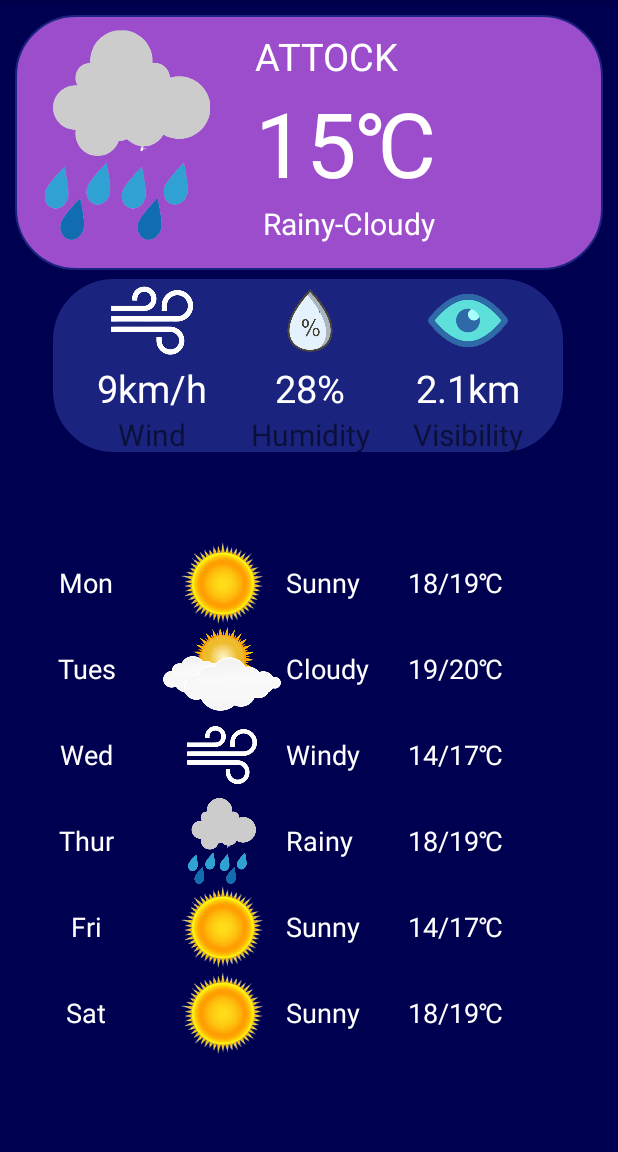
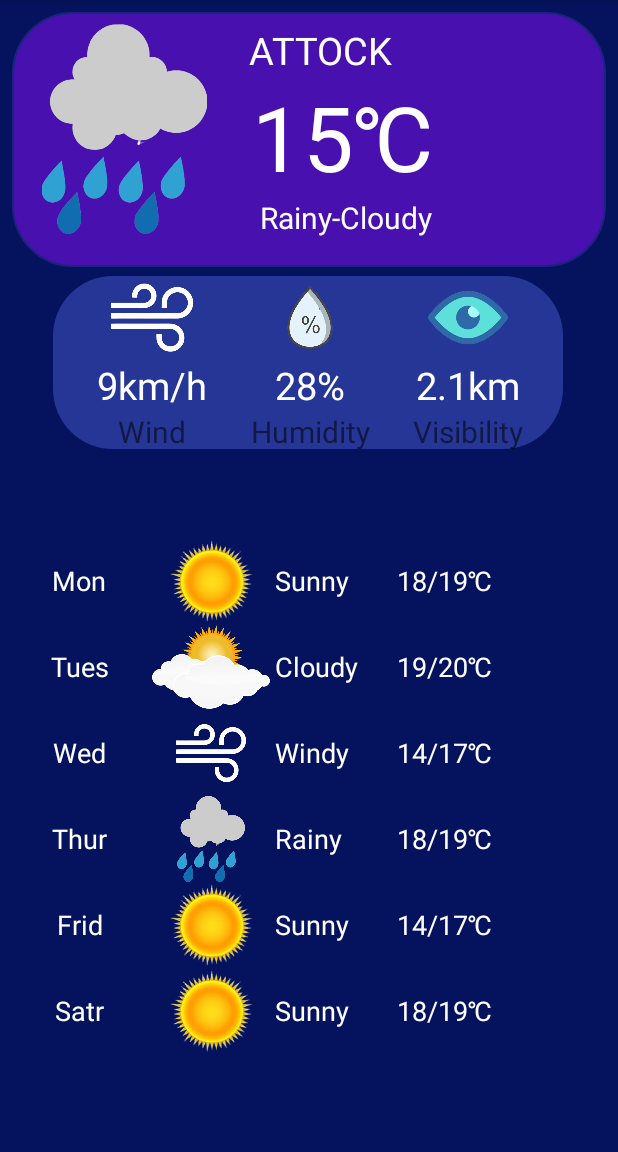
Before and after one commit to Imrankhankhattar/MobileAPP, an Android app: the screen it shows after launch (MainActivity), on a phone screen of 412 x 824 dp, the part 84-1236 px from its top. Run offline under Robolectric (Android 15) with nearby library versions, the light colour scheme and no system bars.

Commit message:
WeatherApp GUI

```diff
--- a/app/src/main/res/drawable/backgrnd.xml
+++ b/app/src/main/res/drawable/backgrnd.xml
@@ -1,9 +1,7 @@
 <?xml version="1.0" encoding="utf-8"?>
 <shape xmlns:android="http://schemas.android.com/apk/res/android">
-    <solid android:color="@color/primaryColor" />
+    <solid android:color="#253697" />
     <!--border color and border width-->
-    <stroke
-        android:width="1dp"
-        android:color="@color/primaryColor" />
+
     <corners android:radius="40dp" />
 </shape>
--- a/app/src/main/res/drawable/roundbackground.xml
+++ b/app/src/main/res/drawable/roundbackground.xml
@@ -1,6 +1,6 @@
 <?xml version="1.0" encoding="utf-8"?>
     <shape xmlns:android="http://schemas.android.com/apk/res/android">
-        <solid android:color="@color/secondaryLightColor" />
+        <solid android:color="#4810AE" />
         <!--border color and border width-->
         <stroke
             android:width="1dp"
--- a/app/src/main/res/layout/weatherapp.xml
+++ b/app/src/main/res/layout/weatherapp.xml
@@ -4,7 +4,7 @@
     xmlns:tools="http://schemas.android.com/tools"
     android:layout_width="match_parent"
     android:layout_height="match_parent"
-    android:background="@color/primaryDarkColor">
+    android:background="#05135E">
 
     <LinearLayout
         android:id="@+id/linearLayout"
--- a/app/src/main/res/values/dimensions.xml
+++ b/app/src/main/res/values/dimensions.xml
@@ -1,10 +1,10 @@
 <?xml version="1.0" encoding="utf-8"?>
 <resources>
-    <dimen name="layout_margin">10dp</dimen>
+    <dimen name="layout_margin">8dp</dimen>
     <dimen name="layout_top">200dp</dimen>
     <dimen name="day_height">57dp</dimen>
     <dimen name="day_view_width">105dp</dimen>
-    <dimen name="day_view_width2">95dp</dimen>
+    <dimen name="day_view_width2">90dp</dimen>
     <dimen name="condition_size">18sp</dimen>
     <dimen name="condition_image_width">85dp</dimen>
     <dimen name="main_layout_width"></dimen>
--- a/app/src/main/res/values/strings.xml
+++ b/app/src/main/res/values/strings.xml
@@ -14,8 +14,8 @@
     <string name="Day2">Tues</string>
     <string name="Day3">Wed</string>
     <string name="Day4">Thur</string>
-    <string name="Day5">Fri</string>
-    <string name="Day6">Sat</string>
+    <string name="Day5">Frid</string>
+    <string name="Day6">Satr</string>
     <string name="layout_2_hum">28%</string>
     <string name="layout_2_wind">9km/h</string>
     <string name="layout_2_visi">2.1km</string>
```
